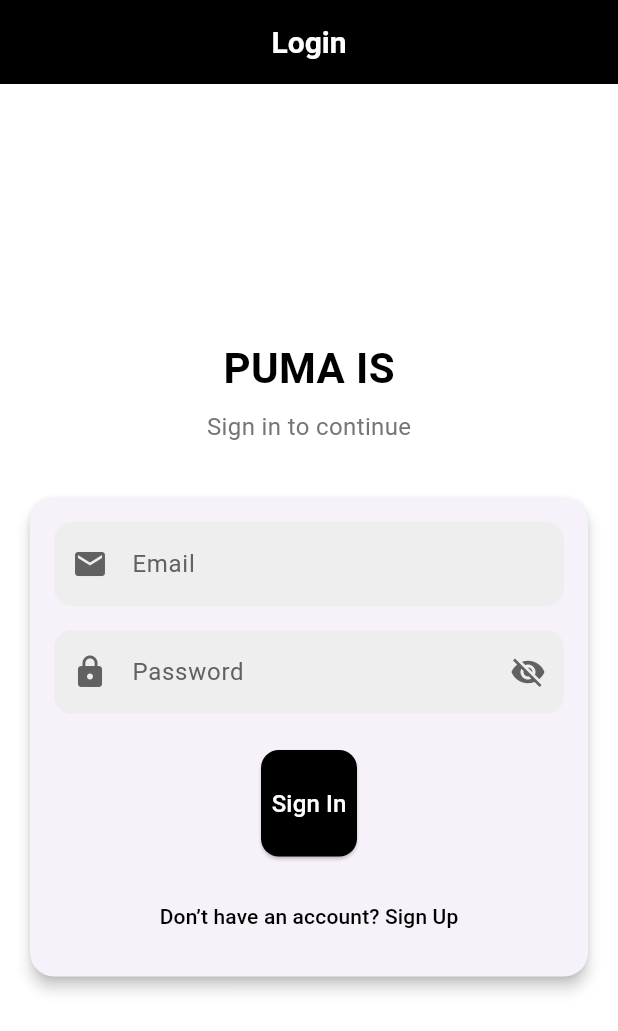
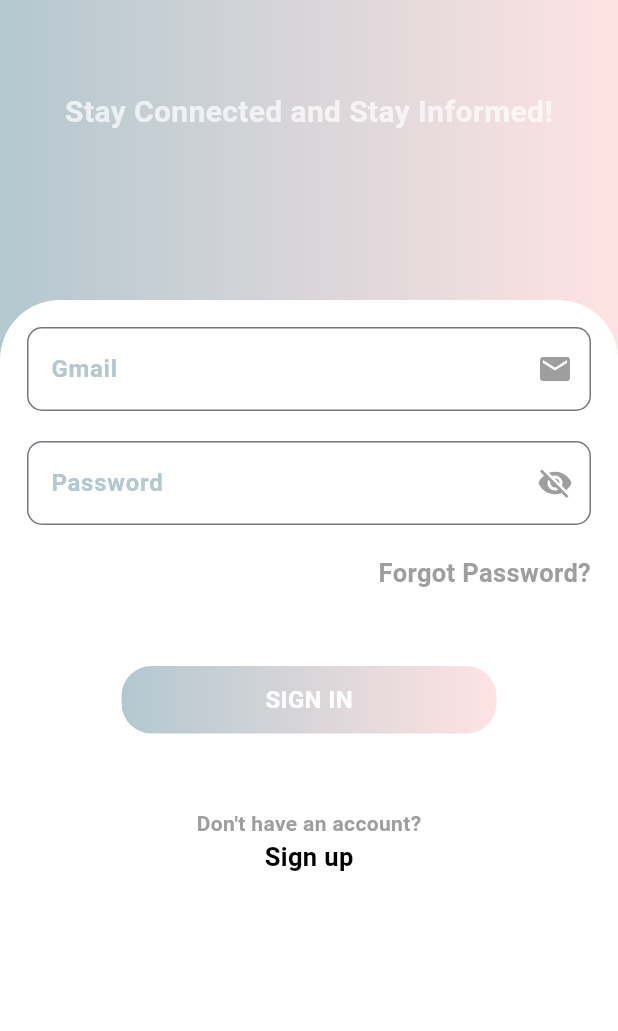
Before and after one commit to shynnyy/MPFinalproject, a Flutter app: the screen it shows after launch, on a phone screen of 412 x 824 dp. Shown: the top 1031 px of the screen. Run offline on Flutter 3.47's test engine with Material 3 defaults, Android fonts, the phone set to English and light mode, and no system bars.

Commit message:
testing login and regis

```diff
--- a/puma/lib/screens/Signin.dart
+++ b/puma/lib/screens/Signin.dart
@@ -14,10 +14,8 @@
 class SignInState extends State<SignIn> {
   String email = '';
   String password = '';
-  bool _isPasswordVisible = false; // Password visibility flag
+  bool _isPasswordVisible = false;
   int loginAttempts = 0;
-  final TextEditingController _emailController = TextEditingController();
-  final TextEditingController _passwordController = TextEditingController();
 
   void onChangedUsername(String value) {
     setState(() {
@@ -76,140 +74,180 @@
   @override
   Widget build(BuildContext context) {
     return Scaffold(
-      appBar: AppBar(
-        backgroundColor: Colors.black,
-        automaticallyImplyLeading: false,
-        title: const Text(
-          'Login',
+      body: Stack(
+        children: [
+          Container(
+            height: double.infinity,
+            width: double.infinity,
+            decoration: const BoxDecoration(
+              gradient: LinearGradient(colors: [
+                Color(0xffB3C8CF),
+                Color(0xffFFE3E3),
+              ]),
+            ),
+            child: const Padding(
+              padding: EdgeInsets.only(top: 60.0, left: 22, right: 22),
+              child: Text(
+                'Stay Connected and Stay Informed!',
+                textAlign: TextAlign.center,
                 style: TextStyle(
-            color: Colors.white,
-            fontWeight: FontWeight.bold,
-            fontSize: 20.0,
+                    fontSize: 20,
+                    color: Color.fromRGBO(255, 255, 255, 0.7),
+                    fontWeight: FontWeight.bold),
               ),
             ),
-        centerTitle: true,
           ),
-      body: Container(
+          Padding(
+            padding: const EdgeInsets.only(top: 200.0),
+            child: Container(
+              decoration: const BoxDecoration(
+                borderRadius: BorderRadius.only(
+                    topLeft: Radius.circular(40),
+                    topRight: Radius.circular(40)),
                 color: Colors.white,
-        child: Center(
+              ),
+              height: double.infinity,
+              width: double.infinity,
               child: SingleChildScrollView(
+                // Wrap content to prevent overflow
                 child: Padding(
-              padding: const EdgeInsets.all(16.0),
+                  padding: const EdgeInsets.all(18.0),
                   child: Column(
-                mainAxisSize: MainAxisSize.min,
+                    mainAxisAlignment: MainAxisAlignment.center,
                     children: [
-                  Text(
-                    'PUMA IS',
+                      // Email Input Field with box
+                      TextField(
+                        onChanged: onChangedUsername,
+                        decoration: InputDecoration(
+                          suffixIcon: const Icon(
+                            Icons.email,
+                            color: Colors.grey,
+                          ),
+                          label: const Text(
+                            'Gmail',
                             style: TextStyle(
-                      color: Colors.black,
-                      fontSize: 28.0,
-                      fontWeight: FontWeight.w700,
+                              fontWeight: FontWeight.bold,
+                              color: Color(0xffB3C8CF),
                             ),
                           ),
-                  const SizedBox(height: 8.0),
-                  Text(
-                    'Sign in to continue',
-                    style: TextStyle(
-                      color: Colors.grey.shade600,
-                      fontSize: 16.0,
+                          border: OutlineInputBorder(
+                            borderRadius: BorderRadius.circular(10.0),
+                          ),
+                          focusedBorder: OutlineInputBorder(
+                            borderRadius: BorderRadius.circular(10.0),
+                            borderSide: const BorderSide(
+                              color: Color(0xffB3C8CF),
                             ),
                           ),
-                  const SizedBox(height: 32.0),
-                  Card(
-                    elevation: 4.0,
-                    shape: RoundedRectangleBorder(
-                        borderRadius: BorderRadius.circular(16.0)),
-                    child: Padding(
-                      padding: const EdgeInsets.all(16.0),
-                      child: Column(
-                        children: [
-                          TextField(
-                            controller: _emailController,
-                            style: const TextStyle(color: Colors.black),
-                            onChanged: onChangedUsername,
-                            decoration: InputDecoration(
-                              prefixIcon: Icon(Icons.email,
-                                  color: Colors.grey.shade700),
-                              labelText: 'Email',
-                              labelStyle:
-                                  TextStyle(color: Colors.grey.shade700),
-                              border: OutlineInputBorder(
-                                borderRadius: BorderRadius.circular(12.0),
-                                borderSide: BorderSide.none,
-                              ),
-                              filled: true,
-                              fillColor: Colors.grey.shade200,
                         ),
                       ),
-                          const SizedBox(height: 16.0),
+                      const SizedBox(height: 20),
+                      // Password Input Field with box
                       TextField(
-                            controller: _passwordController,
-                            obscureText:
-                                !_isPasswordVisible, // Toggle visibility
-                            style: const TextStyle(color: Colors.black),
+                        obscureText: !_isPasswordVisible,
                         onChanged: onChangedPassword,
                         decoration: InputDecoration(
-                              prefixIcon:
-                                  Icon(Icons.lock, color: Colors.grey.shade700),
-                              labelText: 'Password',
-                              labelStyle:
-                                  TextStyle(color: Colors.grey.shade700),
-                              border: OutlineInputBorder(
-                                borderRadius: BorderRadius.circular(12.0),
-                                borderSide: BorderSide.none,
-                              ),
-                              filled: true,
-                              fillColor: Colors.grey.shade200,
                           suffixIcon: IconButton(
                             icon: Icon(
                               _isPasswordVisible
                                   ? Icons.visibility
                                   : Icons.visibility_off,
-                                  color: Colors.grey.shade700,
+                              color: Colors.grey,
                             ),
                             onPressed: () {
                               setState(() {
-                                    _isPasswordVisible =
-                                        !_isPasswordVisible; // Toggle password visibility
+                                _isPasswordVisible = !_isPasswordVisible;
                               });
                             },
                           ),
+                          label: const Text(
+                            'Password',
+                            style: TextStyle(
+                              fontWeight: FontWeight.bold,
+                              color: Color(0xffB3C8CF),
                             ),
                           ),
-                          const SizedBox(height: 24.0),
-                          ElevatedButton(
-                            onPressed: onPressedSignIn,
-                            style: ElevatedButton.styleFrom(
-                              padding: const EdgeInsets.symmetric(
-                                  vertical: 24.0), // Panjang tombol
-                              backgroundColor: Colors.black,
-                              shape: RoundedRectangleBorder(
-                                  borderRadius: BorderRadius.circular(12.0)),
+                          border: OutlineInputBorder(
+                            borderRadius: BorderRadius.circular(10.0),
                           ),
-                            child: const Text(
-                              'Sign In',
-                              style: TextStyle(
-                                  fontSize: 16.0, color: Colors.white),
+                          focusedBorder: OutlineInputBorder(
+                            borderRadius: BorderRadius.circular(10.0),
+                            borderSide: const BorderSide(
+                              color: Color(0xffB3C8CF),
                             ),
                           ),
-                          const SizedBox(height: 16.0),
-                          TextButton(
-                            onPressed: onPressedSignUp,
+                        ),
+                      ),
+                      const SizedBox(height: 20),
+                      const Align(
+                        alignment: Alignment.centerRight,
+                        child: Text(
+                          'Forgot Password?',
+                          style: TextStyle(
+                            fontWeight: FontWeight.bold,
+                            fontSize: 17,
+                            color: Colors.grey,
+                          ),
+                        ),
+                      ),
+                      const SizedBox(
+                          height:
+                              50), // Adjust the spacing above the button if needed
+                      GestureDetector(
+                        onTap: onPressedSignIn,
+                        child: Container(
+                          height: 45, // Reduced height
+                          width: 250, // Reduced width
+                          decoration: BoxDecoration(
+                            borderRadius: BorderRadius.circular(
+                                20), // Smaller border radius
+                            gradient: const LinearGradient(colors: [
+                              Color(0xffB3C8CF),
+                              Color(0xffFFE3E3),
+                            ]),
+                          ),
+                          child: const Center(
+                            child: Text(
+                              'SIGN IN',
+                              style: TextStyle(
+                                  fontWeight: FontWeight.bold,
+                                  fontSize: 16, // Reduced font size
+                                  color: Colors.white),
+                            ),
+                          ),
+                        ),
+                      ),
+                      const SizedBox(height: 50),
+                      Column(
+                        mainAxisAlignment: MainAxisAlignment.end,
+                        crossAxisAlignment: CrossAxisAlignment.center,
+                        children: [
+                          const Text(
+                            "Don't have an account?",
+                            style: TextStyle(
+                                fontWeight: FontWeight.bold,
+                                color: Colors.grey),
+                          ),
+                          GestureDetector(
+                            onTap: onPressedSignUp,
                             child: const Text(
-                              'Don’t have an account? Sign Up',
-                              style: TextStyle(color: Colors.black),
+                              "Sign up",
+                              style: TextStyle(
+                                  fontWeight: FontWeight.bold,
+                                  fontSize: 17,
+                                  color: Colors.black),
                             ),
                           ),
                         ],
-                      ),
-                    ),
-                  ),
+                      )
                     ],
                   ),
                 ),
               ),
             ),
           ),
+        ],
+      ),
     );
   }
 }
```
Also changed, not shown: puma/lib/screens/Signup.dart (+183 -143 lines), 1 other file. Lines whose indentation alone changed are shown as unchanged.
